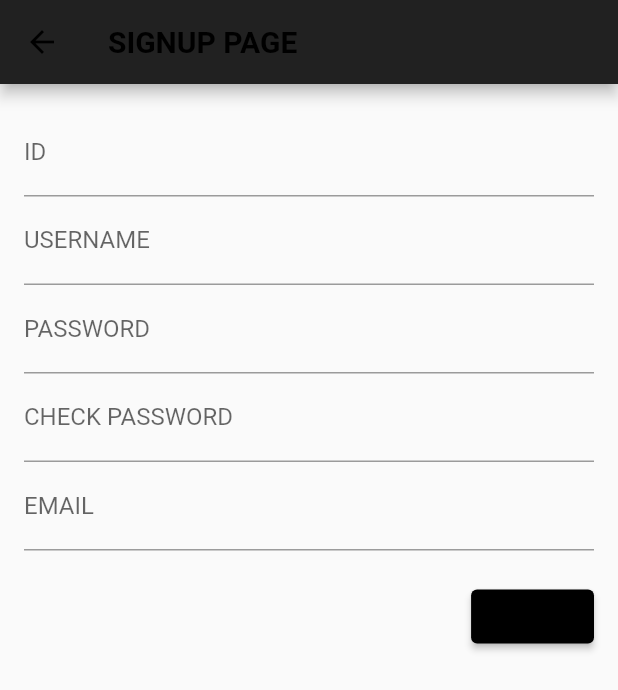
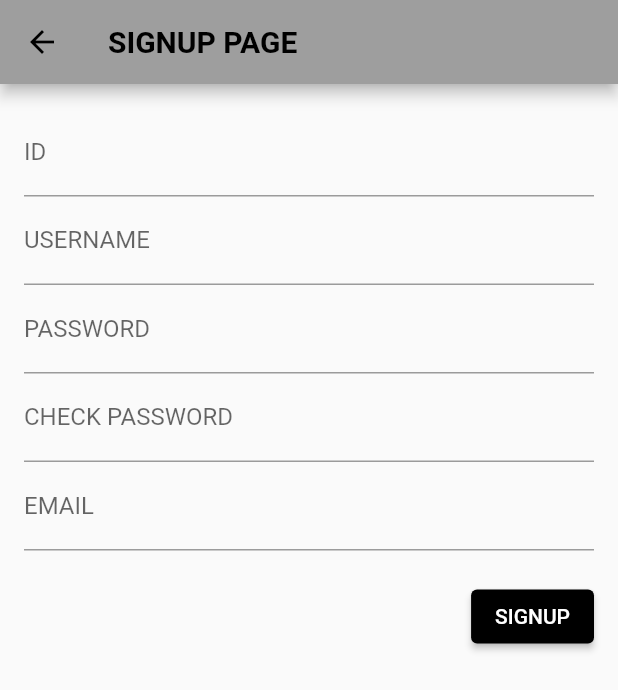
Before and after one commit to nnyouung/2023_urop_front, a Flutter app: the SignupPage screen opened by its route, on a phone screen of 412 x 824 dp. Shown: the top 690 px of the screen. Run offline on Flutter 3.47's test engine with Material 2 defaults, Android fonts, the light colour scheme and no system bars; our stand-ins replace image_picker.

Commit message:
login, signup 페이지 수정

```diff
--- a/lib/login.dart
+++ b/lib/login.dart
@@ -44,7 +44,6 @@ class LoginPage extends StatelessWidget {
           'LOGIN PAGE',
           style: TextStyle(fontWeight: FontWeight.bold),
         ),
-        backgroundColor: Colors.grey[900], // 상단 내비게이션바 색상 설정
       ),
       body: Padding(
         padding: EdgeInsets.all(16.0), // 여백 설정
@@ -71,7 +70,10 @@ class LoginPage extends StatelessWidget {
               alignment: Alignment.centerRight,
               child: ElevatedButton(
                 onPressed: () => login(context), // 로그인 버튼 클릭시 로그인 함수 호출
-                child: Text('LOGIN'), // 버튼 텍스트 설정
+                child: Text(
+                  'LOGIN',
+                  style: TextStyle(color: Colors.white),
+                ), // 버튼 텍스트 스타일 설정
                 style: ElevatedButton.styleFrom(
                   primary: Colors.black, // 버튼 색상 설정
                 ),
--- a/lib/signup.dart
+++ b/lib/signup.dart
@@ -91,7 +91,6 @@ class SignupPage extends StatelessWidget {
           'SIGNUP PAGE',
           style: TextStyle(fontWeight: FontWeight.bold),
         ),
-        backgroundColor: Colors.grey[900], // 상단 내비게이션바 색상 설정
       ),
       body: Padding(
         padding: EdgeInsets.all(16.0), // 여백 설정
@@ -139,7 +138,10 @@ class SignupPage extends StatelessWidget {
               alignment: Alignment.centerRight,
               child: ElevatedButton(
                 onPressed: () => check(context), // 버튼 클릭 시 check 함수 호출
-                child: Text('SIGNUP'), // 버튼 텍스트 설정
+                child: Text(
+                  'SIGNUP',
+                  style: TextStyle(color: Colors.white),
+                ), // 버튼 텍스트 스타일 설정
                 style: ElevatedButton.styleFrom(
                   primary: Colors.black, // 버튼 색상 설정
                 ),
```
